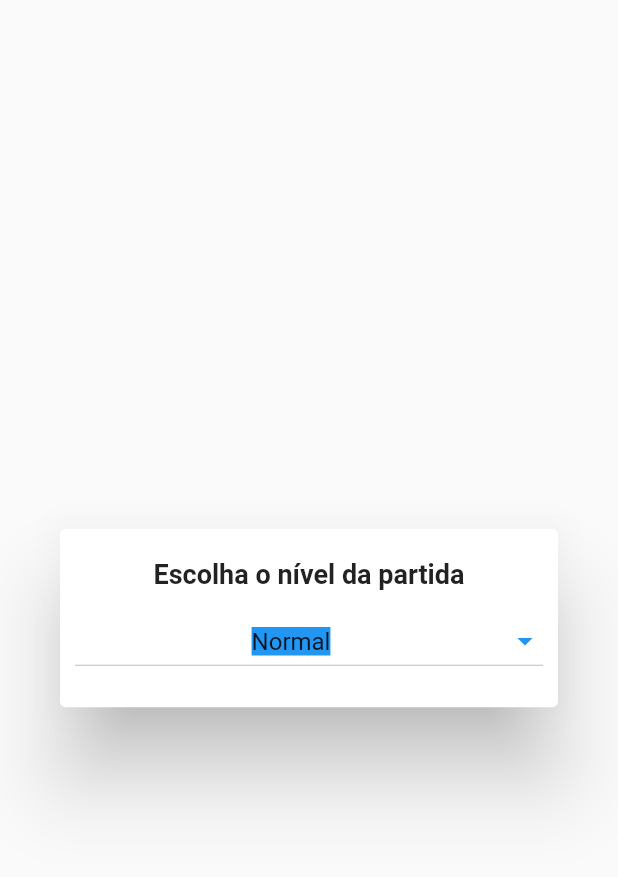
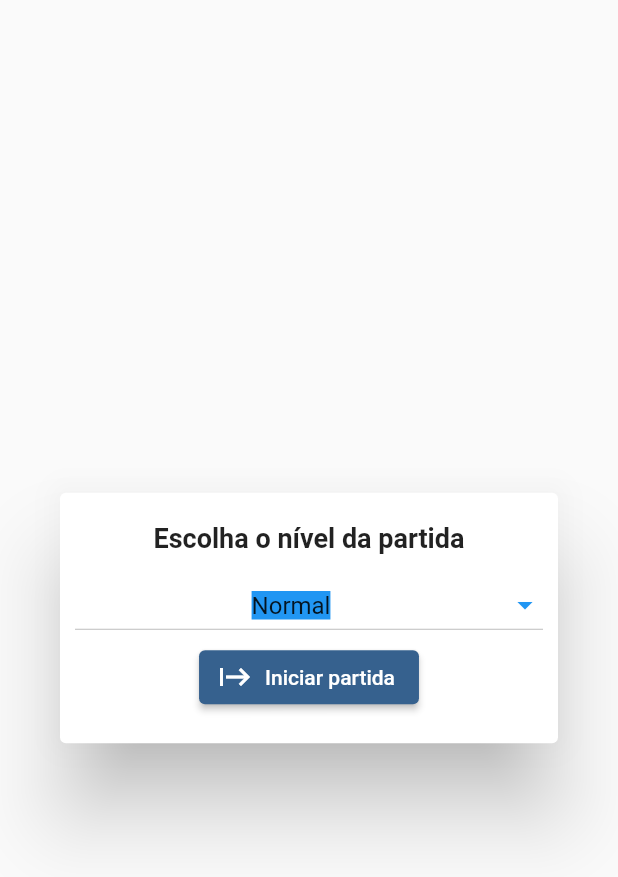
Before and after one commit to EduardoGomesSa/wordgame, a Flutter app: the StartGameModal widget shown alone on an empty page, opened directly, on a phone screen of 412 x 824 dp. Shown: the top 877 px of the screen. Run offline on Flutter 3.47's test engine with Material 3 defaults, Android fonts, the phone set to English and light mode, and no system bars.

Commit message:
feat: :sparkles: start button created

```diff
--- a/lib/src/screens/home/modals/start_game_modal.dart
+++ b/lib/src/screens/home/modals/start_game_modal.dart
@@ -50,6 +50,11 @@ class _StartGameModalState extends State<StartGameModal> {
                 });
               },
             ),
+            ElevatedButton.icon(
+              onPressed: () {},
+              icon: const Icon(Icons.start),
+              label: const Text("Iniciar partida"),
+            ),
           ],
         ),
       ),
```
